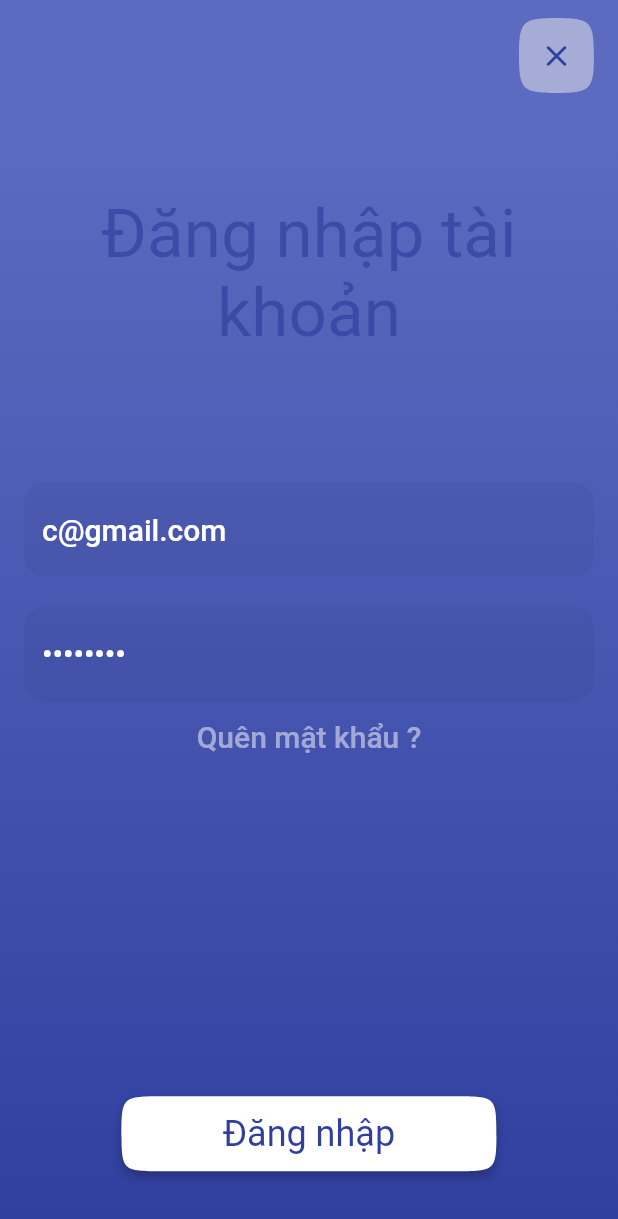
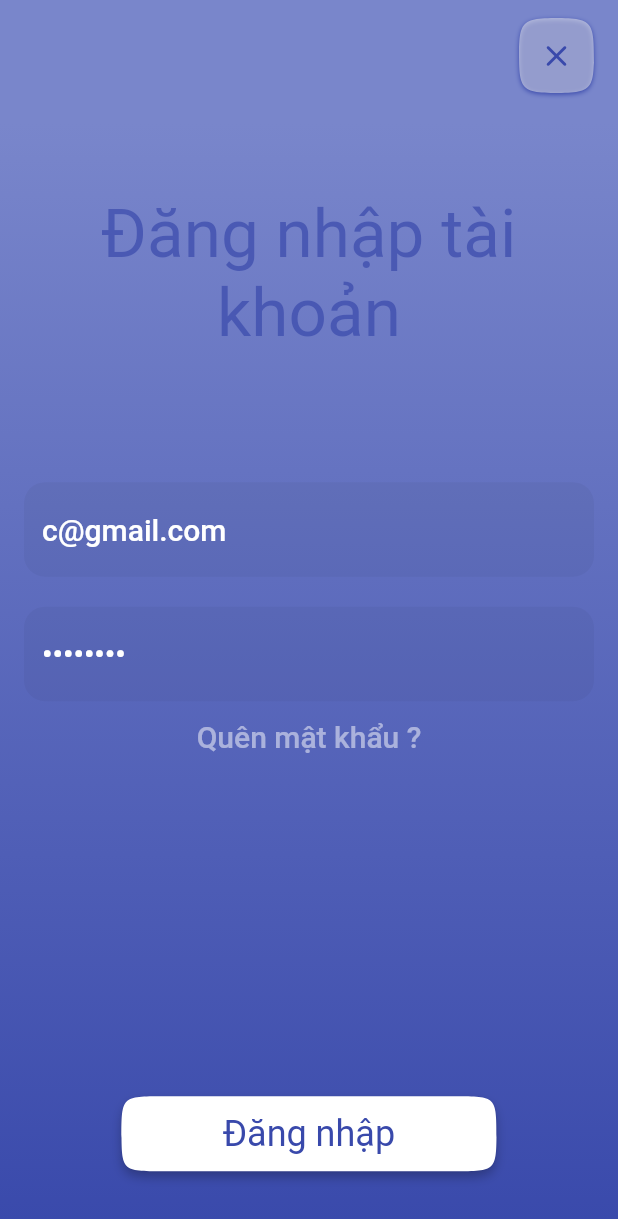
Before and after one commit to hoangtrungnguyen/Public_SophiaSpaceApp, a Flutter app: the screen it shows after launch, after a tap on "Đã có tài khoản", on a phone screen of 412 x 824 dp. Shown: the top 1219 px of the screen. Run offline on Flutter 3.47's test engine with Material 2 defaults, Android fonts, the phone set to English and light mode, and no system bars; our stand-ins replace another_flushbar, cached_network_image, cloud_firestore, connectivity_plus, firebase_auth, firebase_core and 5 more; accounts and stored records are empty; Roboto replaces fonts that are missing (Varela).

```diff
--- a/lib/configure/firebase_config.dart
+++ b/lib/configure/firebase_config.dart
@@ -14,20 +14,20 @@ class FirebaseConfig {
     if (kDebugMode) {
       //Thay host thành ip của máy tính và kết nối wifi cả điện thoại và máy tính
       //TODO [Firestore | <pc_ip>:8080]
-      FirebaseFirestore.instance.useFirestoreEmulator("172.16.0.226", 8080);
+      FirebaseFirestore.instance.useFirestoreEmulator("172.16.0.206", 8080);
       //TODO [Authentication | <pc_ip>:9099]
-      await FirebaseAuth.instance.useAuthEmulator('172.16.0.226', 9099);
+      await FirebaseAuth.instance.useAuthEmulator('172.16.0.206', 9099);
 
       //TODO: Thêm dữ liệu quote cho Firestore Emulators ở đây
 
       Future.forEach([0, 1, 2], (_) async {
         final snapshots =await FirebaseFirestore.instance.collection(FirebaseKey.quotes).get();
-        if(snapshots.docs.length > 0) return;
+        if(snapshots.docs.length > 3) return;
         Quote quote = Quote(
           imageUrl: "https://images.unsplash.com/photo-1567626143573-dfee80dddb2c?ixlib=rb-1.2.1&ixid=MnwxMjA3fDB8MHxwaG90by1wYWdlfHx8fGVufDB8fHx8",
           content: "Ai cũng nghĩ muốn thay đổi thế giới nhưng không ai nghĩ đến việc thay đổi bản thân"
         )..authorName = "Leo Tolstoy";
-        FirebaseFirestore.instance.collection(FirebaseKey.quotes).add(quote.toJson());
+        await FirebaseFirestore.instance.collection(FirebaseKey.quotes).add(quote.toJson());
       });
     } else if (kReleaseMode) {
     } else if (kProfileMode) {}
--- a/lib/constant/sophia_hub_app.dart
+++ b/lib/constant/sophia_hub_app.dart
@@ -1 +1,3 @@
 String smallHabitsWebUrl = 'https://small-habits.com';
+String sophiaHubPlayStoreLink = 'https://play.google.com/store/apps/details?id=com.small_habits.sophia_hub';
+String googleFormFeedback = 'https://forms.gle/sA3jkEdJpcoF9udK6';
--- a/lib/constant/theme.dart
+++ b/lib/constant/theme.dart
@@ -5,19 +5,36 @@ ShapeBorder continuousRectangleBorder = ContinuousRectangleBorder(
   borderRadius: BorderRadius.circular(28.0),
 );
 
-ShapeDecoration commonDecoration (Color color) => ShapeDecoration(
+ShapeDecoration commonDecoration(Color color) =>
+    ShapeDecoration(
         color: color,
-    shape: ContinuousRectangleBorder(borderRadius: BorderRadius.circular(32)));
+        shape: ContinuousRectangleBorder(
+            borderRadius: BorderRadius.circular(32)));
 
-ColorScheme getColorScheme(
-  BuildContext context, {
+ShapeDecoration commonDecorationShadow = ShapeDecoration(
+  shape: continuousRectangleBorder,
+  color: Colors.white,
+  shadows: [
+    BoxShadow(
+      color: Colors.grey,
+      offset: Offset(0.0, 1.0), //(x,y)
+      blurRadius: 4.0,
+    ),
+  ],
+);
+
+ColorScheme getColorScheme(BuildContext context, {
   MaterialColor color: Colors.indigo,
 }) {
-  final primary = color[700];
-  final secondary = color[400];
-  return Theme.of(context).colorScheme.copyWith(
+  final primary = color[600];
+  final secondary = color[300];
+  return Theme
+      .of(context)
+      .colorScheme
+      .copyWith(
       primary: primary,
       secondary: secondary,
+      background: color[50],
       error: Colors.redAccent[100]);
 }
 
@@ -27,8 +44,8 @@ TextTheme getTextTheme(BuildContext context, {String fontName = "Dongle"}) {
   return GoogleFonts.varelaTextTheme();
 }
 
-ThemeData lightTheme(BuildContext context) {
-  ColorScheme colorScheme = getColorScheme(context);
+ThemeData lightTheme(BuildContext context, MaterialColor materialColor) {
+  ColorScheme colorScheme = getColorScheme(context,color: materialColor);
   ThemeData themeData = Theme.of(context)
       .copyWith(colorScheme: colorScheme, textTheme: getTextTheme(context));
 
@@ -54,6 +71,7 @@ ThemeData lightTheme(BuildContext context) {
       secondaryLabelStyle: themeData.textTheme.headline5
           ?.copyWith(color: themeData.colorScheme.primary),
     ),
+
     inputDecorationTheme: InputDecorationTheme(
       border: OutlineInputBorder(
           borderSide: BorderSide(color: Colors.transparent),
@@ -66,13 +84,19 @@ ThemeData lightTheme(BuildContext context) {
           borderRadius: BorderRadius.circular(14)),
       disabledBorder: InputBorder.none,
       errorBorder: OutlineInputBorder(
-          borderSide: BorderSide(color: Theme.of(context).colorScheme.error),
+          borderSide: BorderSide(color: Theme
+              .of(context)
+              .colorScheme
+              .error),
           borderRadius: BorderRadius.circular(14)),
       suffixIconColor: Colors.white.withOpacity(0.8),
       hintStyle: TextStyle(color: Colors.white.withOpacity(0.5)),
       filled: true,
       labelStyle: TextStyle(
-        decorationColor: Theme.of(context).colorScheme.error,
+        decorationColor: Theme
+            .of(context)
+            .colorScheme
+            .error,
       ),
     ),
     bottomAppBarTheme: BottomAppBarTheme.of(context).copyWith(),
@@ -82,13 +106,18 @@ ThemeData lightTheme(BuildContext context) {
     listTileTheme: ListTileTheme.of(context).copyWith(
       shape: continuousRectangleBorder,
     ),
-    floatingActionButtonTheme: Theme.of(context)
+    floatingActionButtonTheme: Theme
+        .of(context)
         .floatingActionButtonTheme
         .copyWith(
         shape: continuousRectangleBorder,
-            backgroundColor: getColorScheme(context).primary),
-    cardTheme: Theme.of(context).cardTheme.copyWith(
+        backgroundColor: colorScheme.primary),
+    cardTheme: Theme
+        .of(context)
+        .cardTheme
+        .copyWith(
       margin: EdgeInsets.all(10),
+      elevation: 4,
       shape: continuousRectangleBorder,
     ),
     elevatedButtonTheme: ElevatedButtonThemeData(
--- a/lib/main.dart
+++ b/lib/main.dart
@@ -13,11 +13,13 @@ import 'package:sophia_hub/firebase_options.dart';
 import 'package:sophia_hub/model/note.dart';
 import 'package:sophia_hub/provider/notes_provider.dart';
 import 'package:sophia_hub/provider/quote_provider.dart';
+import 'package:sophia_hub/provider/share_pref.dart';
 import 'package:sophia_hub/provider/task_provider.dart';
 import 'package:sophia_hub/provider/ui_logic.dart';
 import 'package:sophia_hub/provider/user_provider.dart';
 import 'package:sophia_hub/view/animation/route_change_anim.dart';
 import 'package:sophia_hub/view/base_container.dart';
+import 'package:sophia_hub/view/page/account/account_page.dart';
 import 'package:sophia_hub/view/page/auth/auth_page.dart';
 import 'package:sophia_hub/view/page/note/create_note_page.dart';
 import 'package:sophia_hub/view/page/note/note_detail.dart';
@@ -36,30 +38,33 @@ Future<void> main() async {
     ).then((value) =>
         print("$value"));
 
+
     await FirebaseConfig.config();
+     SharePref sharePref = SharePref();
+     await sharePref.init();
 
-    runApp(MyApp());
+    runApp(MyApp(sharePref));
   }, (Object error, StackTrace stack) {
     // myBackend.sendError(error, stack);
     print("Send error's info to server: ${error} with stack $stack");
   });
 }
 
-class MyApp extends StatefulWidget {
-  @override
-  State<MyApp> createState() => _MyAppState();
-}
 
-class _MyAppState extends State<MyApp> {
-  @override
-  void initState() {
-    super.initState();
+class MyApp extends StatelessWidget {
+
+  SharePref? sharePref;
+
+  MyApp(SharePref sharePref){
+    this.sharePref = sharePref;
   }
 
   @override
   Widget build(BuildContext context) {
     //Configure App Small Habits
-    MaterialApp app = MaterialApp(
+    Widget app = Consumer<SharePref>(
+      builder: (context,sharePrefs,child){
+        return MaterialApp(
           title: 'Small Habits',
           initialRoute: FirebaseAuth.instance.currentUser == null
               ? AuthPage.nameRoute
@@ -97,6 +102,9 @@ class _MyAppState extends State<MyApp> {
                 break;
               case ListTaskPage.nameRoute:
                 widget = ListTaskPage();
+                break;
+              case AccountPage.nameRoute:
+                widget = AccountPage();
                 break;
               default:
               // The assertion here will help remind
@@ -136,8 +144,10 @@ class _MyAppState extends State<MyApp> {
             return Locale('vi', '');
           },
           locale: Locale('vi', ''),
-      theme: lightTheme(context),
-      darkTheme: lightTheme(context),
+          theme: lightTheme(context,sharePrefs.materialColor),
+          darkTheme: lightTheme(context,sharePrefs.materialColor),
+        );
+      },
     );
 
     // Providers cần thiết.
@@ -195,19 +205,12 @@ class _MyAppState extends State<MyApp> {
           return preTaskProvider!;
         },
       ),
+
+    ChangeNotifierProvider<SharePref>(
+    create: (BuildContext context) => this.sharePref!)
+
     ], child: app);
 
-    Future.microtask(() {
-      FirebaseAuth.instance
-          .authStateChanges()
-          .listen((firebase_auth.User? user) {
-        if (user == null) {
-          print('User is currently signed out!');
-        } else {
-          print('User is signed in!');
-        }
-      });
-    });
     return multiProvider;
   }
 }
--- /dev/null
+++ b/lib/provider/share_pref.dart
@@ -0,0 +1,18 @@
+import 'package:flutter/cupertino.dart';
+import 'package:flutter/material.dart';
+
+class SharePref extends ChangeNotifier{
+
+  late MaterialColor materialColor;
+
+
+
+  Future<void> init() async {
+    this.materialColor = Colors.indigo;
+  }
+
+  void setColor(MaterialColor color) {
+    materialColor = color;
+    notifyListeners();
+  }
+}
--- a/lib/view/page/auth/login.dart
+++ b/lib/view/page/auth/login.dart
@@ -9,6 +9,8 @@ import 'package:sophia_hub/model/result_container.dart';
 import 'package:sophia_hub/provider/user_provider.dart';
 import 'package:sophia_hub/view/base_container.dart';
 import 'package:sophia_hub/view/page/auth/forgot/forgot_pwd.dart';
+import 'package:sophia_hub/view/widget/animated_loading_icon.dart';
+import 'package:sophia_hub/view/widget/sophia_hub_close_button.dart';
 
 class LoginView extends StatefulWidget {
   static const String routeName = "/";
@@ -59,19 +61,7 @@ class _LoginViewState extends State<LoginView> {
             Align(
               alignment: Alignment.topRight,
               child: SafeArea(
-                child: Container(
-                    alignment: Alignment.center,
-                    margin: EdgeInsets.only(top: 12, right: 0),
-                    height: 50,
-                    width: 50,
-                    decoration: ShapeDecoration(
-                        color: Colors.grey.shade200.withOpacity(0.5),
-                        shape: ContinuousRectangleBorder(
-                            borderRadius: BorderRadius.circular(32))),
-                    child: TextButton(
-                      onPressed: () => Navigator.pop(context),
-                      child: Icon(Icons.close_rounded),
-                    )),
+                child: SophiaHubCloseButton()
               ),
             ),
             Form(
@@ -174,7 +164,7 @@ class _LoginViewState extends State<LoginView> {
                             child: Padding(
                               padding:
                               EdgeInsets.symmetric(horizontal: 16, vertical: 4),
-                              child: snapshot.data! ? Icon(Icons.refresh_rounded,color: primary,size: 30,): Text(
+                              child: snapshot.data! ? AnimatedLoadingIcon(): Text(
                                 "Đăng nhập",
                                 style: Theme.of(context)
                                     .textTheme
--- a/lib/view/page/home/notes/single_item_note.dart
+++ b/lib/view/page/home/notes/single_item_note.dart
@@ -3,6 +3,7 @@ import 'package:intl/intl.dart';
 import 'package:provider/provider.dart';
 import 'package:sophia_hub/helper/note_helper_func.dart';
 import 'package:sophia_hub/model/note.dart';
+import 'package:sophia_hub/provider/user_provider.dart';
 import 'package:sophia_hub/view/page/note/note_detail.dart';
 
 class StatHeader extends StatelessWidget {
@@ -15,10 +16,10 @@ class StatHeader extends StatelessWidget {
         children: [
           Align(
             child: Text(
-              "Nhật ký của bạn",
+              "Nhật ký của ${Provider.of<Auth>(context,listen: false).firebaseAuth.currentUser?.displayName}",
               style: Theme.of(context)
                   .textTheme
-                  .headline4
+                  .headline5
                   ?.apply(color: Colors.grey.withOpacity(0.8)),
               textAlign: TextAlign.center,
             ),
--- a/lib/view/page/note/create_note_step_3.dart
+++ b/lib/view/page/note/create_note_step_3.dart
@@ -5,6 +5,7 @@ import 'package:provider/provider.dart';
 import 'package:sophia_hub/model/note.dart';
 import 'package:sophia_hub/model/result_container.dart';
 import 'package:sophia_hub/provider/notes_provider.dart';
+import 'package:sophia_hub/view/widget/animated_loading_icon.dart';
 
 class NoteDetailsView extends StatefulWidget {
   static const String nameRoute = "/NoteDetailsView";
@@ -54,7 +55,7 @@ class _NoteDetailsViewState extends State<NoteDetailsView> {
             label:  Container(
               width: 350,
               alignment: Alignment.center,
-              child: snapshot.data! ? Icon(Icons.refresh,color: Theme.of(context).colorScheme.primary,): Text(
+              child: snapshot.data! ? AnimatedLoadingIcon(): Text(
                 "Hoàn thành check-in",
                 style: Theme.of(context).textTheme.headline6?.apply(
                   color: Theme.of(context).colorScheme.primary,
--- a/lib/view/page/note/note_detail_is_editing.dart
+++ b/lib/view/page/note/note_detail_is_editing.dart
@@ -10,6 +10,7 @@ import 'package:sophia_hub/model/activity.dart';
 import 'package:sophia_hub/model/note.dart';
 import 'package:sophia_hub/model/result_container.dart';
 import 'package:sophia_hub/provider/notes_provider.dart';
+import 'package:sophia_hub/view/widget/animated_loading_icon.dart';
 import 'package:sophia_hub/view/widget/error_dialog.dart';
 
 class EditingNote extends ChangeNotifier {
@@ -118,7 +119,7 @@ class _EditingNoteDetailsState extends State<EditingNoteDetails> {
               shape: ContinuousRectangleBorder(
                 borderRadius: BorderRadius.circular(28.0),
               ),
-              child: Icon(value.isLoading ? Icons.refresh_rounded : Icons.done),
+              child: value.isLoading ? AnimatedLoadingIcon(): Icon(Icons.done),
               onPressed: value.isLoading
                   ? null
                   : () async {
--- /dev/null
+++ b/lib/view/widget/sophia_hub_close_button.dart
@@ -0,0 +1,35 @@
+import 'package:flutter/material.dart';
+
+class SophiaHubCloseButton extends StatelessWidget {
+  final Color? color;
+  final Color? iconColor;
+
+  //TODO create var onPressed
+  SophiaHubCloseButton({Key? key, this.color, this.iconColor}) : super(key: key);
+
+  @override
+  Widget build(BuildContext context) {
+    ColorScheme scheme = Theme.of(context).colorScheme;
+    return Container(
+        alignment: Alignment.center,
+        margin: EdgeInsets.only(top: 12, right: 0),
+        height: 50,
+        width: 50,
+        decoration: ShapeDecoration(
+          shadows:  [
+            BoxShadow(
+              color: scheme.primary,
+              offset: Offset(0.0, 1.0), //(x,y)
+              blurRadius: 2.0,
+            ),
+          ],
+            color: color ?? Colors.grey.shade200.withOpacity(0.5),
+            shape: ContinuousRectangleBorder(
+                borderRadius: BorderRadius.circular(32))),
+        child: TextButton(
+          onPressed: () => Navigator.pop(context),
+          child: Icon(Icons.close_rounded,
+          color: iconColor ?? scheme.primary,),
+        ));
+  }
+}
--- a/pubspec.yaml
+++ b/pubspec.yaml
@@ -52,6 +52,7 @@ dependencies:
 
   cached_network_image: ^3.2.0
 
+  #TODO config iOS
   url_launcher:
 
   flutter_slidable:
@@ -62,6 +63,10 @@ dependencies:
 
   #config environment
   flutter_dotenv: ^5.0.2
+
+  share_plus: ^3.0.4
+
+  shared_preferences:
 
 dev_dependencies:
   integration_test:
```
Also changed, not shown: lib/view/base_container.dart (+2 -9 lines), lib/view/page/account/account_page.dart (added, +245 -0 lines), lib/view/page/note/create_note_page.dart (+30 -2 lines), lib/view/widget/animated_loading_icon.dart (added, +40 -0 lines), lib/view/widget/drawer_menu.dart (+38 -2 lines), 2 other files. Lines whose indentation alone changed are shown as unchanged.
